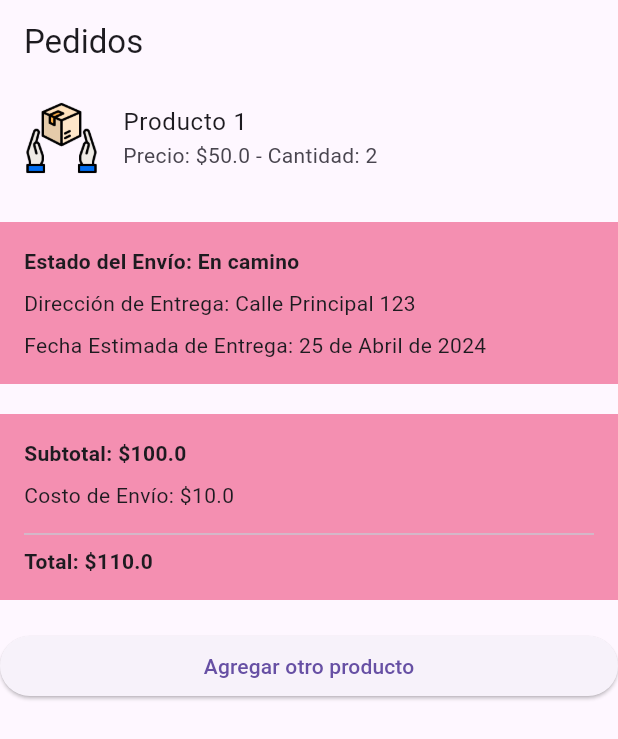
After one commit to HugoSanchezV/Store, a Flutter app: the OrderList screen opened directly, after a tap on "Pedido 1", on a phone screen of 412 x 824 dp. The commit adds this screen. Shown: the top 739 px of the screen. Run offline on Flutter 3.47's test engine with Material 3 defaults, Android fonts, the phone set to English and light mode, and no system bars; our stand-ins replace card_swiper, carousel_slider, cloud_firestore, fan_carousel_image_slider, firebase_core, firebase_storage and 2 more; missing offline and left inert: sms_otp_auto_verify; accounts and stored records are empty.

Commit message:
add ventana_pedido.dart

```diff
--- a/lib/screens/orders_list_screen.dart
+++ b/lib/screens/orders_list_screen.dart
@@ -1,4 +1,5 @@
 import 'package:store/screens/product_list_screen.dart';
+import 'package:store/screens/ventana_pedidio.dart';
 import 'package:store/widgets/confirmation_purchase_popup.dart';
 import 'package:store/widgets/container_button_motel.dart';
 import 'package:flutter/cupertino.dart';
@@ -118,7 +119,12 @@ class OrderList extends StatelessWidget {
                         scrollDirection: Axis.vertical,
                         physics: NeverScrollableScrollPhysics(),
                         itemBuilder: (context, index) {
-                          return Container(
+                          return InkWell(
+                            onTap: () {
+                              Navigator.push(context,
+                                  MaterialPageRoute(builder: (context) => PedidoScreen()));
+                            },
+                          child: Container(
                             margin: EdgeInsets.symmetric(vertical: 15),
                             child: Row(
                               mainAxisAlignment: MainAxisAlignment.start,
@@ -161,12 +167,13 @@ class OrderList extends StatelessWidget {
                                         fontSize: 18,
                                         fontWeight: FontWeight.w900,
                                       ),
-                                    )
+                                    ),
                                   ],
                                 ),
                                 SizedBox(width: 1),
                               ],
                             ),
+                          ),
                           );
                         },
                       ),
--- /dev/null
+++ b/lib/screens/ventana_pedidio.dart
@@ -0,0 +1,174 @@
+import 'package:flutter/material.dart';
+import 'package:store/screens/menu.dart';
+
+class PedidoScreen extends StatelessWidget {
+  @override
+  Widget build(BuildContext context) {
+    return MaterialApp(
+      title: 'Pedidos',
+      theme: ThemeData(
+        primarySwatch: Colors.pink,
+      ),
+      home: PedidosPage(),
+    );
+  }
+}
+
+class PedidosPage extends StatefulWidget {
+  @override
+  _PedidosPageState createState() => _PedidosPageState();
+}
+
+class _PedidosPageState extends State<PedidosPage> {
+  List<PedidoItem> pedidos = [
+    PedidoItem(
+      nombre: 'Producto 1',
+      imagenUrl: 'images/producto.png',
+      precio: 50,
+      cantidad: 2,
+    ),
+  ];
+
+  @override
+  Widget build(BuildContext context) {
+    return Scaffold(
+      appBar: AppBar(
+        title: Text('Pedidos'),
+      ),
+      body: ListView(
+        children: <Widget>[
+          Column(
+            children: pedidos,
+          ),
+          SizedBox(height: 20),
+          EstadoEnvioWidget(
+            estadoEnvio: 'En camino',
+            direccionEntrega: 'Calle Principal 123',
+            fechaEstimadaEntrega: '25 de Abril de 2024',
+          ),
+          SizedBox(height: 20),
+          TotalWidget(
+            subtotal: 100,
+            costoEnvio: 10,
+          ),
+          SizedBox(height: 20),
+          ElevatedButton(
+            onPressed: () {
+              setState(() {
+                pedidos.add(
+                  PedidoItem(
+                    nombre: 'Nuevo Producto',
+                    imagenUrl: 'images/nuevo_producto.png', // Ruta de la imagen del nuevo producto
+                    precio: 30,
+                    cantidad: 1,
+                  ),
+                );
+              });
+            },
+            child: Text('Agregar otro producto'),
+          ),
+        ],
+      ),
+    );
+  }
+}
+
+class PedidoItem extends StatelessWidget {
+  final String nombre;
+  final String imagenUrl;
+  final double precio;
+  final int cantidad;
+
+  const PedidoItem({
+    Key? key,
+    required this.nombre,
+    required this.imagenUrl,
+    required this.precio,
+    required this.cantidad,
+  }) : super(key: key);
+
+  @override
+  Widget build(BuildContext context) {
+    return ListTile(
+      leading: Image.asset(
+        imagenUrl,
+        width: 50,
+        height: 50,
+        fit: BoxFit.cover,
+      ),
+      title: Text(nombre),
+      subtitle: Text('Precio: \$${precio.toString()} - Cantidad: $cantidad'),
+    );
+  }
+}
+
+class EstadoEnvioWidget extends StatelessWidget {
+  final String estadoEnvio;
+  final String direccionEntrega;
+  final String fechaEstimadaEntrega;
+
+  const EstadoEnvioWidget({
+    Key? key,
+    required this.estadoEnvio,
+    required this.direccionEntrega,
+    required this.fechaEstimadaEntrega,
+  }) : super(key: key);
+
+  @override
+  Widget build(BuildContext context) {
+    return Container(
+      padding: EdgeInsets.all(16),
+      color: Colors.pink[200],
+      child: Column(
+        crossAxisAlignment: CrossAxisAlignment.start,
+        children: <Widget>[
+          Text(
+            'Estado del Envío: $estadoEnvio',
+            style: TextStyle(fontWeight: FontWeight.bold),
+          ),
+          SizedBox(height: 8),
+          Text('Dirección de Entrega: $direccionEntrega'),
+          SizedBox(height: 8),
+          Text('Fecha Estimada de Entrega: $fechaEstimadaEntrega'),
+        ],
+      ),
+    );
+  }
+}
+
+class TotalWidget extends StatelessWidget {
+  final double subtotal;
+  final double costoEnvio;
+
+  const TotalWidget({
+    Key? key,
+    required this.subtotal,
+    required this.costoEnvio,
+  }) : super(key: key);
+
+  @override
+  Widget build(BuildContext context) {
+    double total = subtotal + costoEnvio;
+    return Container(
+      padding: EdgeInsets.all(16),
+      color: Colors.pink[200],
+      child: Column(
+        crossAxisAlignment: CrossAxisAlignment.start,
+        children: <Widget>[
+          Text(
+            'Subtotal: \$${subtotal.toString()}',
+            style: TextStyle(fontWeight: FontWeight.bold),
+          ),
+          SizedBox(height: 8),
+          Text('Costo de Envío: \$${costoEnvio.toString()}'),
+          SizedBox(height: 8),
+          Divider(),
+          Text(
+            'Total: \$${total.toString()}',
+            style: TextStyle(fontWeight: FontWeight.bold),
+          ),
+        ],
+      ),
+    );
+  }
+}
```
Also changed, not shown: images/producto.png (added).
